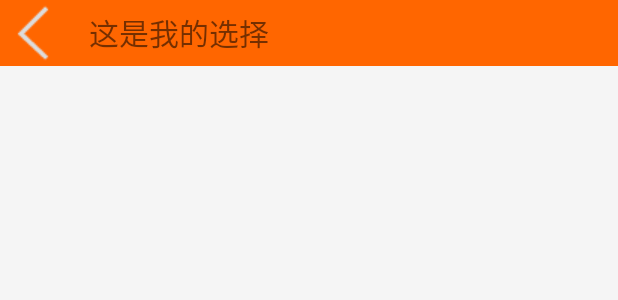
After one commit to CQWAN/fulicenter-201612, an Android app: the layout activity_category_child.xml on its own in the app's theme, with its tools: preview values and no code run, on a phone screen of 412 x 824 dp. The commit adds this screen. Shown: the top 300 px of the screen. Run offline under Robolectric (Android 15) with nearby library versions, the phone set to English and light mode, and no system bars.

Commit message:
设置小类列表项的点击事件并跳转到二级页面

```diff
--- a/app/src/main/AndroidManifest.xml
+++ b/app/src/main/AndroidManifest.xml
@@ -20,7 +20,8 @@
             </intent-filter>
         </activity>
         <activity android:name=".ui.activity.BoutiqueChildActivity" />
-        <activity android:name=".ui.activity.GoodsDetailsActivity"></activity>
+        <activity android:name=".ui.activity.GoodsDetailsActivity" />
+        <activity android:name=".ui.activity.CategoryChildActivity"></activity>
     </application>
 
 </manifest>
--- a/app/src/main/java/cn/ucai/fulicenter/ui/activity/MainActivity.java
+++ b/app/src/main/java/cn/ucai/fulicenter/ui/activity/MainActivity.java
@@ -42,6 +42,7 @@ public class MainActivity extends AppCompatActivity {
         super.onCreate(savedInstanceState);
         setContentView(R.layout.activity_main);
         bind = ButterKnife.bind(this);
+        getSupportFragmentManager().beginTransaction().replace(R.id.layout_content,new NewGoodsFragment()).commit();
     }
 
     public void onCheckedChange(View view) {
--- a/app/src/main/java/cn/ucai/fulicenter/ui/fragment/BoutiqueFragment.java
+++ b/app/src/main/java/cn/ucai/fulicenter/ui/fragment/BoutiqueFragment.java
@@ -47,8 +47,6 @@ public class BoutiqueFragment extends Fragment {
         return layout;
     }
 
-
-
     @Override
     public void onActivityCreated(@Nullable Bundle savedInstanceState) {
         super.onActivityCreated(savedInstanceState);
--- /dev/null
+++ b/app/src/main/res/layout/activity_category_child.xml
@@ -0,0 +1,31 @@
+<?xml version="1.0" encoding="utf-8"?>
+<RelativeLayout xmlns:android="http://schemas.android.com/apk/res/android"
+    android:layout_width="match_parent"
+    android:layout_height="match_parent">
+    <RelativeLayout xmlns:android="http://schemas.android.com/apk/res/android"
+        android:id="@+id/layout"
+        android:layout_width="match_parent"
+        android:layout_height="wrap_content"
+        android:background="#ff6600">
+        <ImageView
+            android:id="@+id/ivBack"
+            android:layout_width="wrap_content"
+            android:layout_height="wrap_content"
+            android:src="@drawable/back"/>
+        <TextView
+            android:id="@+id/tvMySelect"
+            android:layout_width="wrap_content"
+            android:layout_height="wrap_content"
+            android:layout_toRightOf="@id/ivBack"
+            android:layout_marginLeft="15dp"
+            android:text="这是我的选择"
+            android:textSize="20sp"
+            android:layout_centerVertical="true"/>
+    </RelativeLayout>
+    <FrameLayout
+        android:id="@+id/layout_content"
+        android:layout_width="match_parent"
+        android:layout_height="match_parent"
+        android:layout_below="@id/layout">
+    </FrameLayout>
+</RelativeLayout>
```
Also changed, not shown: app/src/main/java/cn/ucai/fulicenter/ui/activity/CategoryChildActivity.java (added, +17 -0 lines), app/src/main/java/cn/ucai/fulicenter/ui/adapter/CategoryAdatper.java (+1 -9 lines), app/src/main/java/cn/ucai/fulicenter/ui/fragment/CategoryFragment.java (+20 -4 lines).
